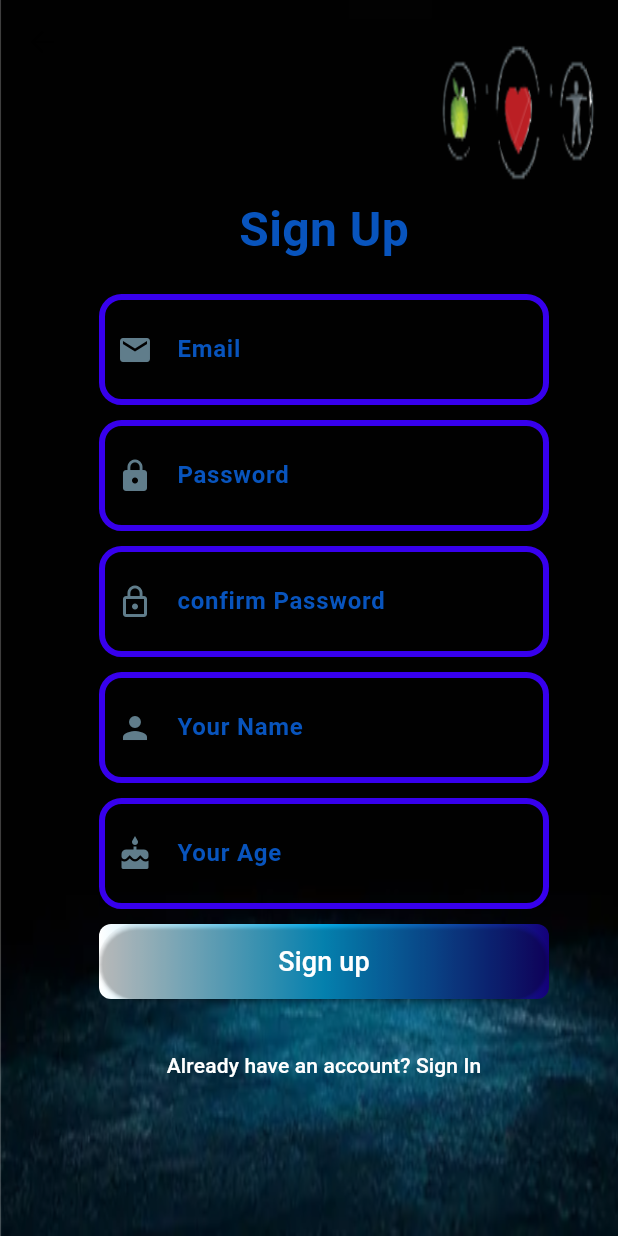
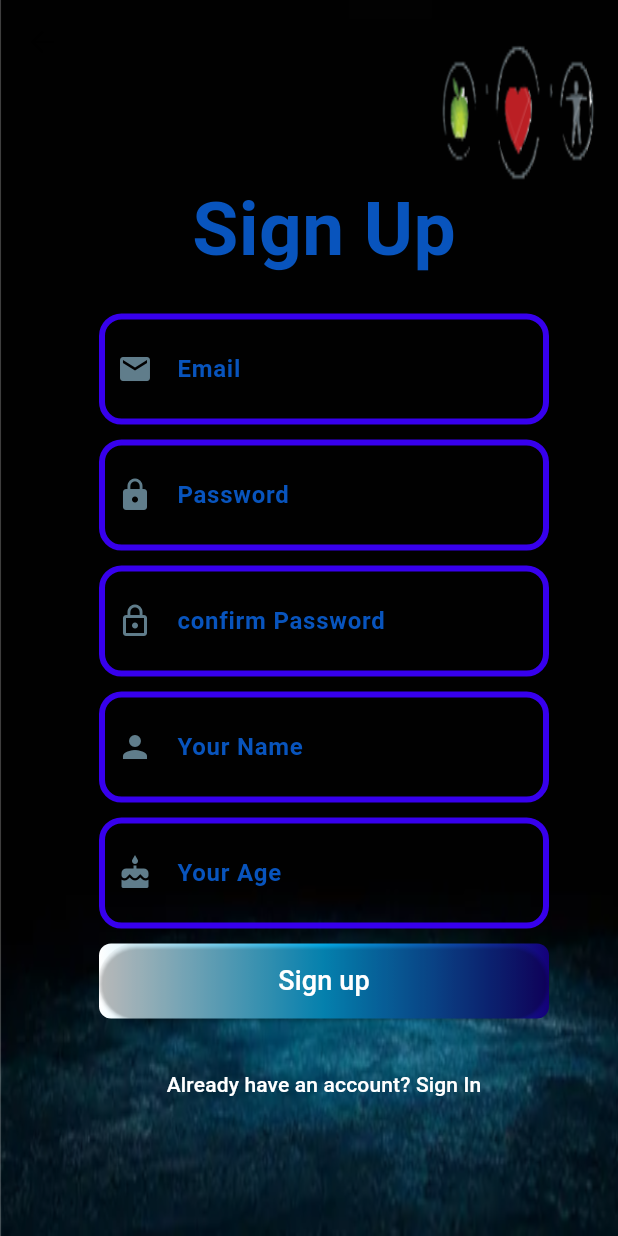
Before and after one commit to ezzmasree/ezz_dabhne, a Flutter app: the SignUp screen opened directly, on a phone screen of 412 x 824 dp. Run offline on Flutter 3.47's test engine with Material 3 defaults, Android fonts, the phone set to English and light mode, and no system bars; our stand-ins replace flutter_svg.

Commit message:
change sign up size

```diff
--- a/wibsite/lib/sign_up/sign_up.dart
+++ b/wibsite/lib/sign_up/sign_up.dart
@@ -1,7 +1,6 @@
 // ignore_for_file: prefer_const_constructors, prefer_const_literals_to_create_immutables
 
 import 'package:flutter/material.dart';
-import 'package:wibsite/sign_in/textfiled.dart';
 import 'package:wibsite/sign_up/textfield_signup.dart';
 
 class SignUp extends StatelessWidget {
@@ -64,7 +63,7 @@ class SignUp extends StatelessWidget {
                     Text(
                       "Sign Up",
                       style: TextStyle(
-                          fontSize: 32,
+                          fontSize: 50,
                           fontWeight: FontWeight.bold,
                           color: Color.fromARGB(255, 8, 84, 189)),
                     ),
```
Also changed, not shown: wibsite/pubspec.lock.
